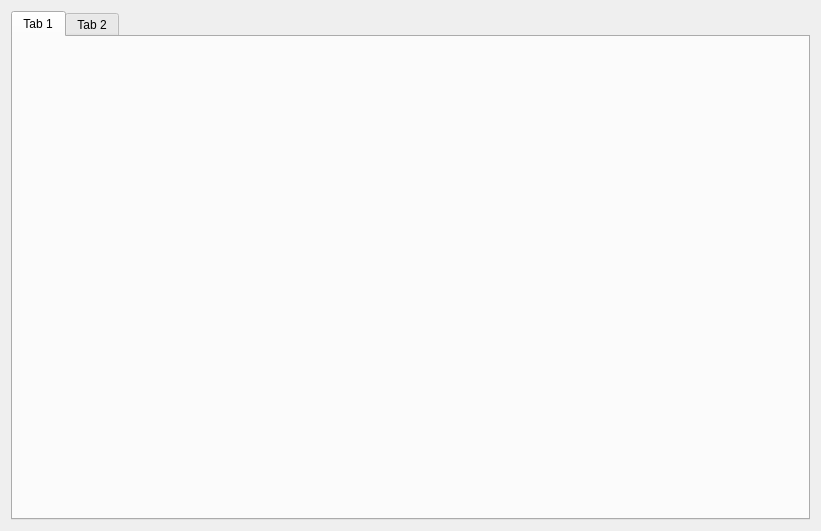
Old version of the form src/UI/Tab_viewer.ui in the repository saied-salem/Music-Equalizer.
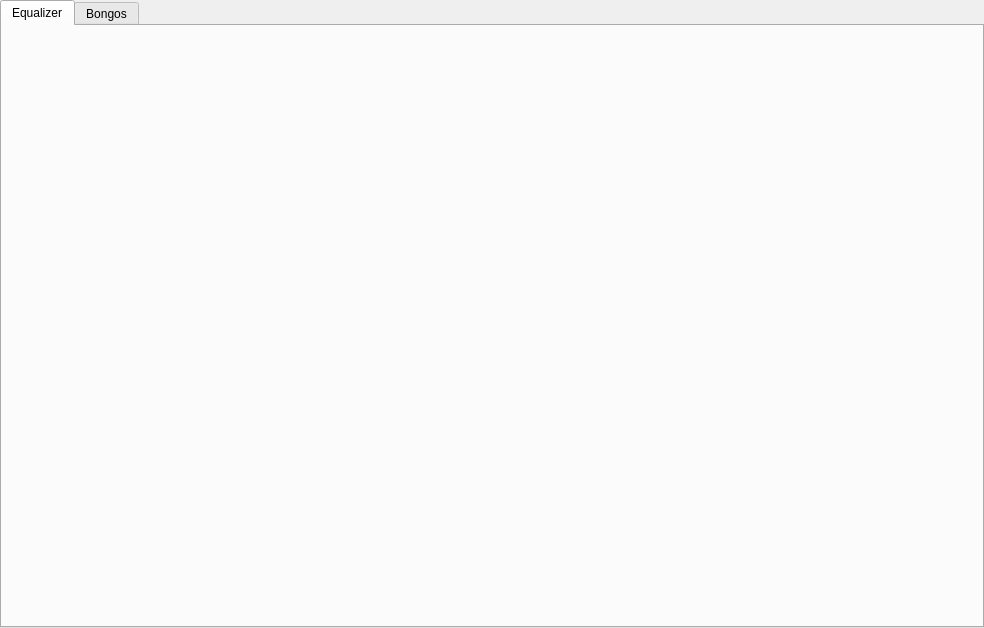
New version of the form.

```diff
--- a/src/UI/Tab_viewer.ui
+++ b/src/UI/Tab_viewer.ui
@@ -1,47 +1,41 @@
 <?xml version="1.0" encoding="UTF-8"?>
 <ui version="4.0">
- <class>Form</class>
- <widget class="QWidget" name="Form">
+ <class>TabWidget</class>
+ <widget class="QTabWidget" name="TabWidget">
   <property name="geometry">
    <rect>
     <x>0</x>
     <y>0</y>
-    <width>821</width>
-    <height>531</height>
+    <width>984</width>
+    <height>628</height>
    </rect>
   </property>
   <property name="windowTitle">
    <string>Form</string>
   </property>
-  <layout class="QHBoxLayout" name="horizontalLayout_2">
-   <item>
-    <widget class="QTabWidget" name="Virtual_instrument_tab">
      <property name="currentIndex">
       <number>0</number>
      </property>
      <widget class="QWidget" name="Equalizer_tab">
       <attribute name="title">
-       <string>Tab 1</string>
-      </attribute>
-      <layout class="QHBoxLayout" name="horizontalLayout_3">
+    <string>Equalizer</string>
+   </attribute>
+   <layout class="QVBoxLayout" name="verticalLayout_10">
        <item>
         <layout class="QHBoxLayout" name="Equalizer_layout"/>
        </item>
       </layout>
      </widget>
-     <widget class="QWidget" name="tab_2">
+  <widget class="QWidget" name="Virtual_instruments_tab">
       <attribute name="title">
-       <string>Tab 2</string>
-      </attribute>
-      <layout class="QHBoxLayout" name="horizontalLayout_5">
+    <string>Bongos</string>
+   </attribute>
+   <layout class="QVBoxLayout" name="verticalLayout_8">
        <item>
         <layout class="QHBoxLayout" name="horizontalLayout_4"/>
        </item>
       </layout>
      </widget>
-    </widget>
-   </item>
-  </layout>
  </widget>
  <resources/>
  <connections/>
```
Left out of the diff: 6 changed lines with no effect on the pictures. Lines whose indentation alone changed are shown as unchanged.
